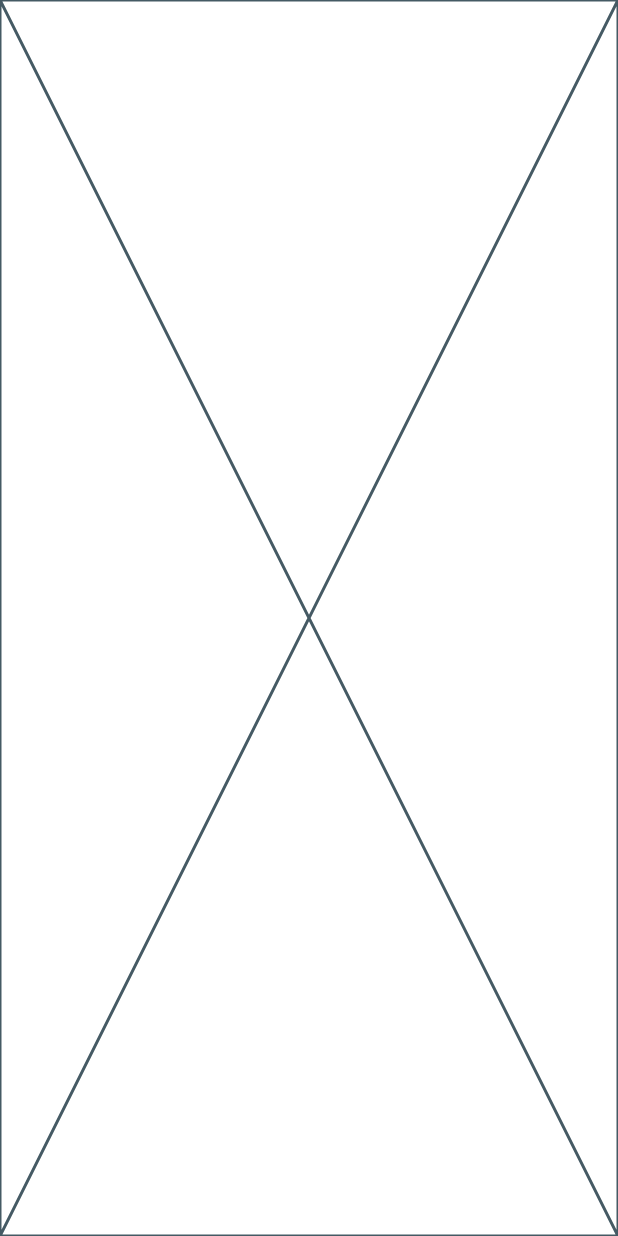
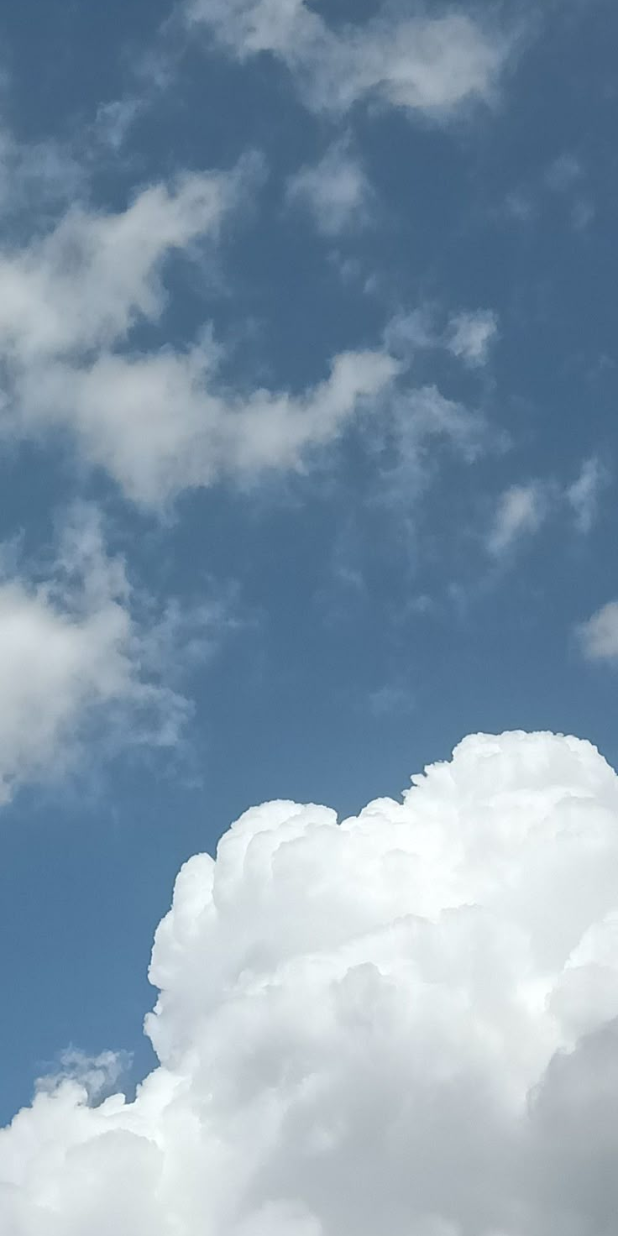
Before and after one commit to Hai-Sean/Flutter-weather, a Flutter app: the screen it shows after launch, on a phone screen of 412 x 824 dp. Run offline on Flutter 3.47's test engine with Material 3 defaults, Android fonts, the phone set to English and light mode, and no system bars.

Commit message:
[KF1] Background setup

```diff
--- /dev/null
+++ b/lib/home/home_page.dart
@@ -0,0 +1,26 @@
+import 'package:flutter/material.dart';
+
+class HomePage extends StatelessWidget {
+  const HomePage({super.key});
+
+  @override
+  Widget build(BuildContext context) {
+    return Scaffold(
+        body: Stack(
+            children: [
+              Container(
+                  height: double.infinity,
+                  decoration: BoxDecoration(
+                    image: DecorationImage(
+                        fit: BoxFit.cover, image: AssetImage('assets/bg_cloudy.jpg')
+                    )
+                  ),
+              ),
+              Container(
+
+              )
+            ]
+        )
+    );
+  }
+}
--- a/lib/main.dart
+++ b/lib/main.dart
@@ -1,4 +1,5 @@
 import 'package:flutter/material.dart';
+import 'home/home_page.dart';
 
 void main() {
   runApp(const MyApp());
@@ -11,26 +12,12 @@ class MyApp extends StatelessWidget {
   @override
   Widget build(BuildContext context) {
     return MaterialApp(
+      debugShowCheckedModeBanner: false,
       title: 'Flutter Demo',
       theme: ThemeData(
-        // This is the theme of your application.
-        //
-        // TRY THIS: Try running your application with "flutter run". You'll see
-        // the application has a purple toolbar. Then, without quitting the app,
-        // try changing the seedColor in the colorScheme below to Colors.green
-        // and then invoke "hot reload" (save your changes or press the "hot
-        // reload" button in a Flutter-supported IDE, or press "r" if you used
-        // the command line to start the app).
-        //
-        // Notice that the counter didn't reset back to zero; the application
-        // state is not lost during the reload. To reset the state, use hot
-        // restart instead.
-        //
-        // This works for code too, not just values: Most code changes can be
-        // tested with just a hot reload.
         colorScheme: ColorScheme.fromSeed(seedColor: Colors.deepPurple),
       ),
-      home: const Placeholder(),
+      home: const HomePage(),
     );
   }
 }
--- a/pubspec.yaml
+++ b/pubspec.yaml
@@ -51,7 +51,8 @@ dev_dependencies:
 
 # The following section is specific to Flutter packages.
 flutter:
-
+  assets:
+    - assets/
   # The following line ensures that the Material Icons font is
   # included with your application, so that you can use the icons in
   # the material Icons class.
```
Also changed, not shown: assets/bg_cloudy.jpg (added).
